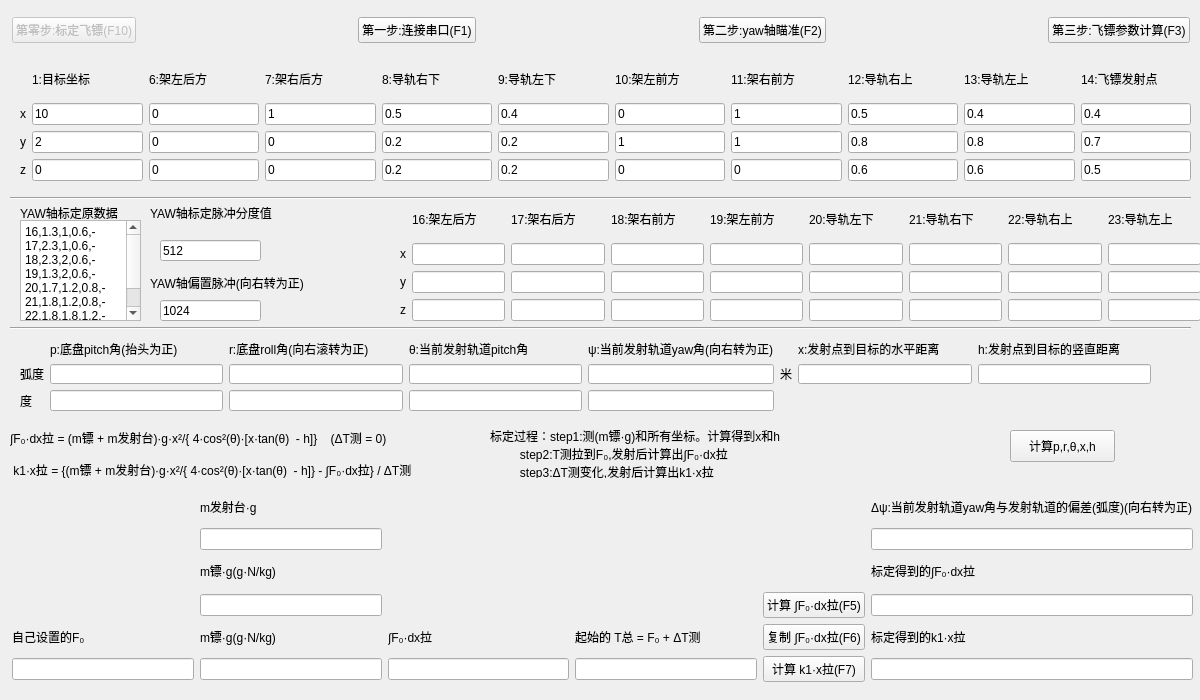
This is 05testDartByTS/testdartcomputingbyts.ui in KangweiYang/dartRack_upper as Qt 5 draws it before an edit. The edited form follows.
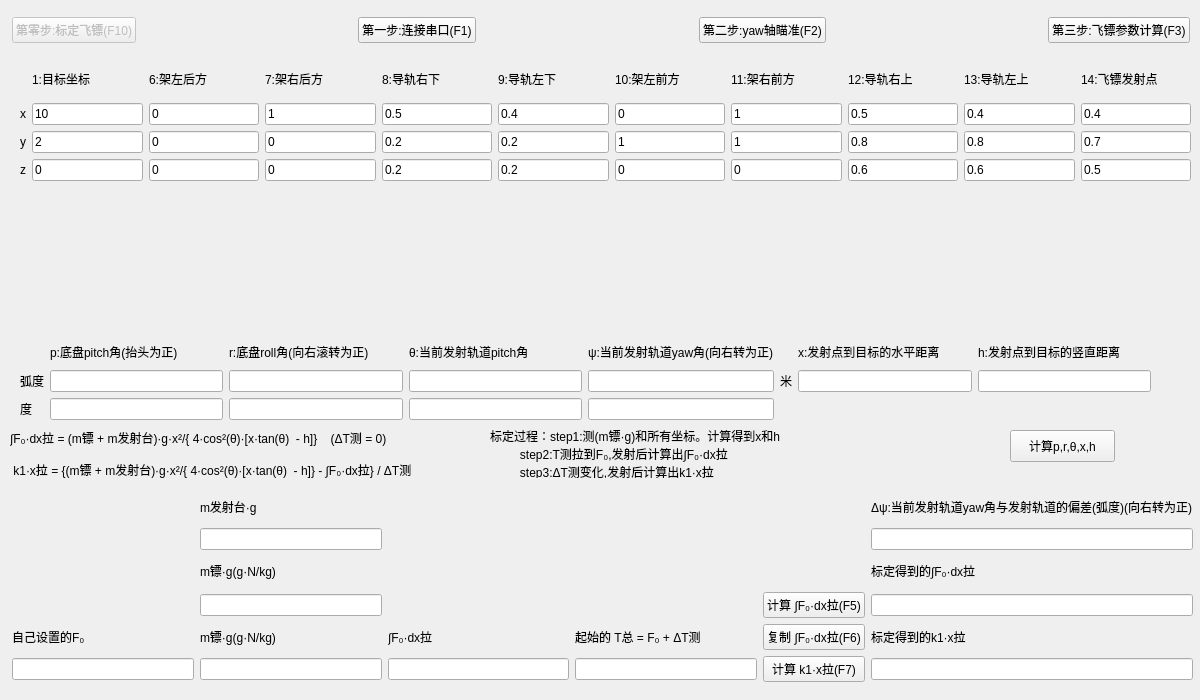
This is the edited form.

```diff
--- a/05testDartByTS/testdartcomputingbyts.ui
+++ b/05testDartByTS/testdartcomputingbyts.ui
@@ -43,19 +43,6 @@
  k1·x拉 = {(m镖 + m发射台)·g·x²/{ 4·cos²(θ)·[x·tan(θ)  - h]} - ∫F₀·dx拉} / ΔT测</string>
    </property>
   </widget>
-  <widget class="Line" name="line">
-   <property name="geometry">
-    <rect>
-     <x>10</x>
-     <y>190</y>
-     <width>1181</width>
-     <height>16</height>
-    </rect>
-   </property>
-   <property name="orientation">
-    <enum>Qt::Orientation::Horizontal</enum>
-   </property>
-  </widget>
   <widget class="QWidget" name="layoutWidget">
    <property name="geometry">
     <rect>
@@ -649,7 +636,7 @@
      <x>20</x>
      <y>340</y>
      <width>1131</width>
-     <height>71</height>
+     <height>80</height>
     </rect>
    </property>
    <layout class="QGridLayout" name="gridLayout_2">
@@ -781,289 +768,6 @@
     </item>
    </layout>
   </widget>
-  <widget class="QWidget" name="layoutWidget_2">
-   <property name="geometry">
-    <rect>
-     <x>400</x>
-     <y>200</y>
-     <width>801</width>
-     <height>121</height>
-    </rect>
-   </property>
-   <layout class="QGridLayout" name="gridLayout_5">
-    <item row="1" column="8">
-     <widget class="QLineEdit" name="leadLFCXLineEdit"/>
-    </item>
-    <item row="0" column="6">
-     <widget class="QLabel" name="setaLabel_35">
-      <property name="text">
-       <string>21:导轨右下</string>
-      </property>
-     </widget>
-    </item>
-    <item row="1" column="1">
-     <widget class="QLineEdit" name="rackLBCXLineEdit">
-      <property name="text">
-       <string/>
-      </property>
-     </widget>
-    </item>
-    <item row="1" column="3">
-     <widget class="QLineEdit" name="rackRFCXLineEdit"/>
-    </item>
-    <item row="2" column="4">
-     <widget class="QLineEdit" name="rackLFCYLineEdit"/>
-    </item>
-    <item row="1" column="2">
-     <widget class="QLineEdit" name="rackRBCXLineEdit">
-      <property name="text">
-       <string/>
-      </property>
-     </widget>
-    </item>
-    <item row="1" column="4">
-     <widget class="QLineEdit" name="rackLFCXLineEdit"/>
-    </item>
-    <item row="1" column="7">
-     <widget class="QLineEdit" name="leadRFCXLineEdit"/>
-    </item>
-    <item row="2" column="5">
-     <widget class="QLineEdit" name="leadLBCYLineEdit"/>
-    </item>
-    <item row="1" column="5">
-     <widget class="QLineEdit" name="leadLBCXLineEdit"/>
-    </item>
-    <item row="3" column="1">
-     <widget class="QLineEdit" name="rackLBCZLineEdit">
-      <property name="text">
-       <string/>
-      </property>
-     </widget>
-    </item>
-    <item row="2" column="0">
-     <widget class="QLabel" name="setaLabel_43">
-      <property name="text">
-       <string>y</string>
-      </property>
-     </widget>
-    </item>
-    <item row="1" column="0">
-     <widget class="QLabel" name="setaLabel_34">
-      <property name="text">
-       <string>x</string>
-      </property>
-     </widget>
-    </item>
-    <item row="2" column="1">
-     <widget class="QLineEdit" name="rackLBCYLineEdit">
-      <property name="text">
-       <string/>
-      </property>
-     </widget>
-    </item>
-    <item row="1" column="6">
-     <widget class="QLineEdit" name="leadRBCXLineEdit"/>
-    </item>
-    <item row="0" column="7">
-     <widget class="QLabel" name="setaLabel_46">
-      <property name="text">
-       <string>22:导轨右上</string>
-      </property>
-     </widget>
-    </item>
-    <item row="0" column="4">
-     <widget class="QLabel" name="setaLabel_44">
-      <property name="text">
-       <string>19:架左前方</string>
-      </property>
-     </widget>
-    </item>
-    <item row="3" column="2">
-     <widget class="QLineEdit" name="rackRBCZLineEdit">
-      <property name="text">
-       <string/>
-      </property>
-     </widget>
-    </item>
-    <item row="3" column="8">
-     <widget class="QLineEdit" name="leadLFCZLineEdit"/>
-    </item>
-    <item row="2" column="7">
-     <widget class="QLineEdit" name="leadRFCYLineEdit"/>
-    </item>
-    <item row="3" column="3">
-     <widget class="QLineEdit" name="rackRFCZLineEdit"/>
-    </item>
-    <item row="0" column="2">
-     <widget class="QLabel" name="setaLabel_37">
-      <property name="text">
-       <string>17:架右后方</string>
-      </property>
-     </widget>
-    </item>
-    <item row="0" column="8">
-     <widget class="QLabel" name="setaLabel_41">
-      <property name="text">
-       <string>23:导轨左上</string>
-      </property>
-     </widget>
-    </item>
-    <item row="2" column="8">
-     <widget class="QLineEdit" name="leadLFCYLineEdit"/>
-    </item>
-    <item row="2" column="3">
-     <widget class="QLineEdit" name="rackRFCYLineEdit"/>
-    </item>
-    <item row="3" column="5">
-     <widget class="QLineEdit" name="leadLBCZLineEdit"/>
-    </item>
-    <item row="3" column="7">
-     <widget class="QLineEdit" name="leadRFCZLineEdit"/>
-    </item>
-    <item row="0" column="1">
-     <widget class="QLabel" name="setaLabel_40">
-      <property name="text">
-       <string>16:架左后方</string>
-      </property>
-     </widget>
-    </item>
-    <item row="3" column="6">
-     <widget class="QLineEdit" name="leadRBCZLineEdit"/>
-    </item>
-    <item row="0" column="3">
-     <widget class="QLabel" name="setaLabel_36">
-      <property name="text">
-       <string>18:架右前方</string>
-      </property>
-     </widget>
-    </item>
-    <item row="2" column="2">
-     <widget class="QLineEdit" name="rackRBCYLineEdit">
-      <property name="text">
-       <string/>
-      </property>
-     </widget>
-    </item>
-    <item row="2" column="6">
-     <widget class="QLineEdit" name="leadRBCYLineEdit"/>
-    </item>
-    <item row="0" column="5">
-     <widget class="QLabel" name="setaLabel_42">
-      <property name="text">
-       <string>20:导轨左下</string>
-      </property>
-     </widget>
-    </item>
-    <item row="3" column="4">
-     <widget class="QLineEdit" name="rackLFCZLineEdit"/>
-    </item>
-    <item row="3" column="0">
-     <widget class="QLabel" name="setaLabel_38">
-      <property name="text">
-       <string>z</string>
-      </property>
-     </widget>
-    </item>
-   </layout>
-  </widget>
-  <widget class="QPlainTextEdit" name="leadYawCoordsDataPlainTextEdit">
-   <property name="geometry">
-    <rect>
-     <x>20</x>
-     <y>220</y>
-     <width>121</width>
-     <height>101</height>
-    </rect>
-   </property>
-   <property name="plainText">
-    <string>16,1.3,1,0.6,-
-17,2.3,1,0.6,-
-18,2.3,2,0.6,-
-19,1.3,2,0.6,-
-20,1.7,1.2,0.8,-
-21,1.8,1.2,0.8,-
-22,1.8,1.8,1.2,-
-23,1.7,1.8,1.2,-</string>
-   </property>
-  </widget>
-  <widget class="QLabel" name="setaLabel_45">
-   <property name="geometry">
-    <rect>
-     <x>20</x>
-     <y>200</y>
-     <width>111</width>
-     <height>26</height>
-    </rect>
-   </property>
-   <property name="text">
-    <string>YAW轴标定原数据</string>
-   </property>
-  </widget>
-  <widget class="Line" name="line_2">
-   <property name="geometry">
-    <rect>
-     <x>10</x>
-     <y>320</y>
-     <width>1181</width>
-     <height>16</height>
-    </rect>
-   </property>
-   <property name="orientation">
-    <enum>Qt::Orientation::Horizontal</enum>
-   </property>
-  </widget>
-  <widget class="QLabel" name="setaLabel_47">
-   <property name="geometry">
-    <rect>
-     <x>150</x>
-     <y>200</y>
-     <width>141</width>
-     <height>26</height>
-    </rect>
-   </property>
-   <property name="text">
-    <string>YAW轴标定脉冲分度值</string>
-   </property>
-  </widget>
-  <widget class="QLineEdit" name="leadYawIntervalLineEdit">
-   <property name="geometry">
-    <rect>
-     <x>160</x>
-     <y>240</y>
-     <width>101</width>
-     <height>21</height>
-    </rect>
-   </property>
-   <property name="text">
-    <string>512</string>
-   </property>
-  </widget>
-  <widget class="QLineEdit" name="leadYawOffsetLineEdit">
-   <property name="geometry">
-    <rect>
-     <x>160</x>
-     <y>300</y>
-     <width>101</width>
-     <height>21</height>
-    </rect>
-   </property>
-   <property name="text">
-    <string>1024</string>
-   </property>
-  </widget>
-  <widget class="QLabel" name="setaLabel_48">
-   <property name="geometry">
-    <rect>
-     <x>150</x>
-     <y>270</y>
-     <width>171</width>
-     <height>26</height>
-    </rect>
-   </property>
-   <property name="text">
-    <string>YAW轴偏置脉冲(向右转为正)</string>
-   </property>
-  </widget>
  </widget>
  <tabstops>
   <tabstop>f0LineEditInput</tabstop>
```
